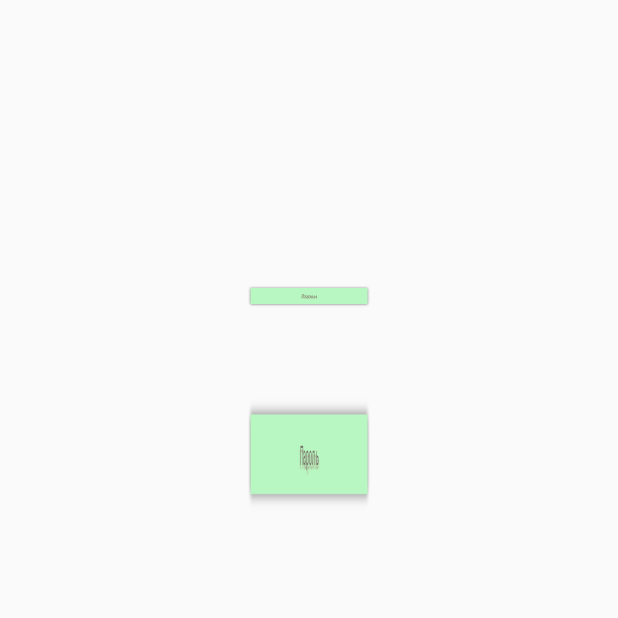
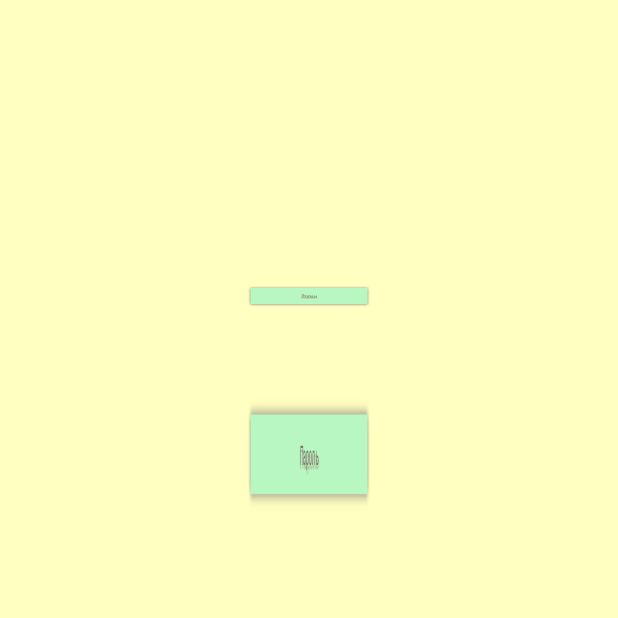
Before and after one commit to arsenazizov98/Jodo.im, an Android app: the screen it shows after launch (LoginActivity), on a phone screen of 412 x 824 dp, the top half of it. Run offline under Robolectric (Android 15) with nearby library versions, the phone set to English and light mode, and no system bars; libraries missing offline, so code that uses them is left out: org.jivesoftware.smack.

Commit message:
fesrt_backup_will_be_today_fragments

```diff
--- a/app/src/main/res/layout/activity_login.xml
+++ b/app/src/main/res/layout/activity_login.xml
@@ -4,7 +4,8 @@
     xmlns:tools="http://schemas.android.com/tools"
     android:layout_width="match_parent"
     android:layout_height="match_parent"
-    tools:context="diplom.jodoapp.LoginActivity">
+    tools:context="diplom.jodoapp.LoginActivity"
+    android:background="#FFFFC1">
 
     <EditText
         android:id="@+id/login"
--- a/app/src/main/res/layout/activity_menu.xml
+++ b/app/src/main/res/layout/activity_menu.xml
@@ -3,7 +3,7 @@
     xmlns:app="http://schemas.android.com/apk/res-auto"
     android:layout_width="match_parent"
     android:layout_height="match_parent"
-    android:background="#FFFFC1"
+    android:background="#45B735"
     android:id="@+id/coordinatorLayout">
 
     <android.support.design.widget.FloatingActionButton
```
Also changed, not shown: app/src/main/java/diplom/jodoapp/MenuActivity.java (+4 -4 lines).
